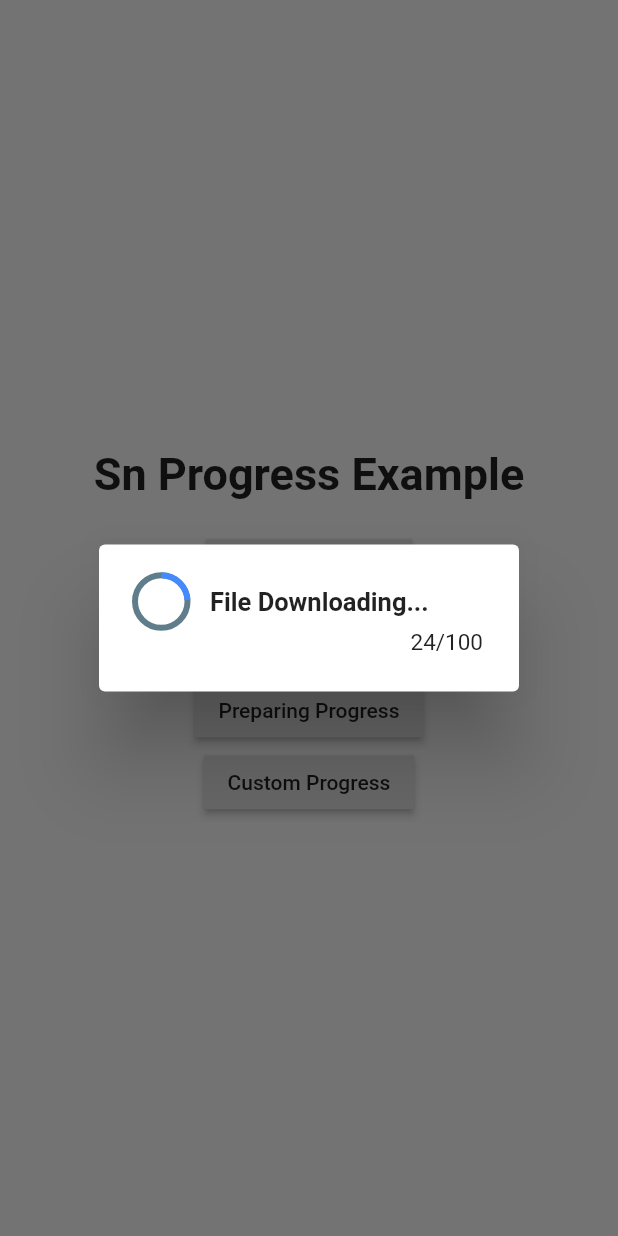
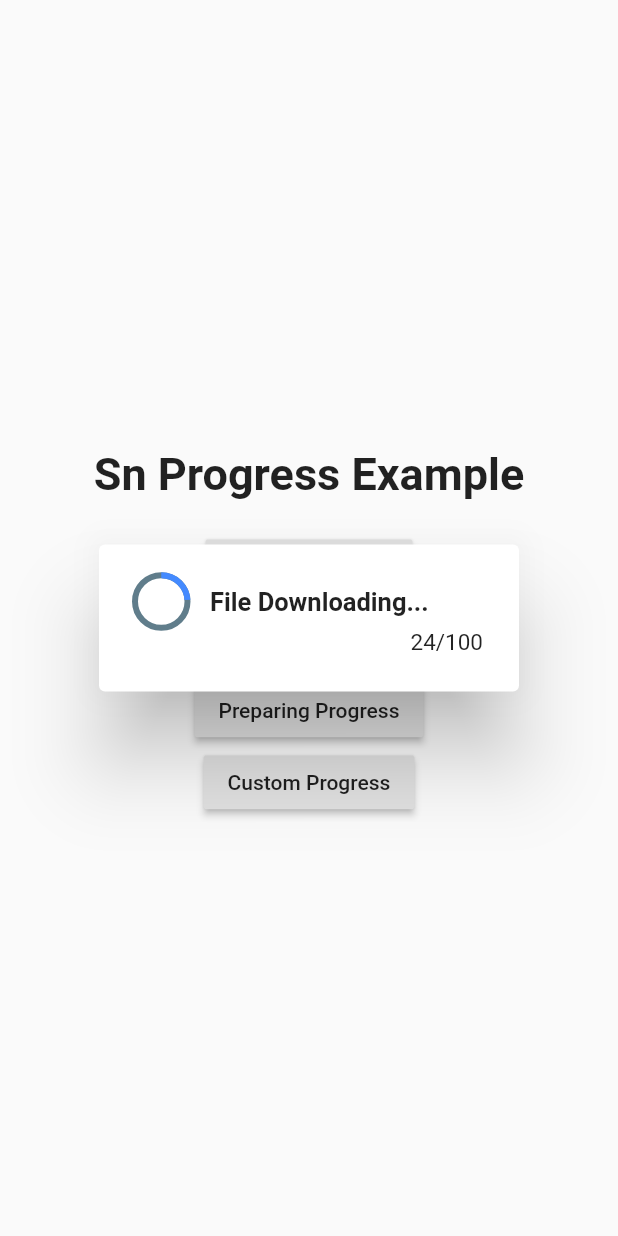
Before and after one commit to emreesen27/Flutter-Progress-Dialog, a Flutter app: the screen it shows after launch, after a tap on "Valuable Progress", on a phone screen of 412 x 824 dp. Run offline on Flutter 3.47's test engine with Material 2 defaults, Android fonts, the phone set to English and light mode, and no system bars.

Commit message:
barrierColor added.

```diff
--- a/lib/progress_dialog.dart
+++ b/lib/progress_dialog.dart
@@ -75,6 +75,7 @@ class ProgressDialog {
     @required int max,
     @required String msg,
     Color backgroundColor: Colors.white,
+    Color barrierColor: Colors.transparent,
     Color progressValueColor: Colors.blueAccent,
     Color progressBgColor: Colors.blueGrey,
     ProgressType progressType: ProgressType.normal,
@@ -93,6 +94,7 @@ class ProgressDialog {
     _msg.value = msg;
     return showDialog(
       barrierDismissible: false,
+      barrierColor: barrierColor,
       context: _context,
       builder: (context) => AlertDialog(
         backgroundColor: backgroundColor,
```
